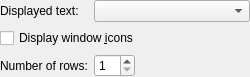
Old version of the form plasma/applets/pager/pagerConfig.ui in the repository mgottschlag/kwin-tiling.
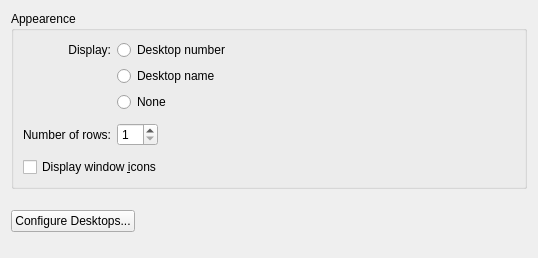
New version of the form.

Commit message: Improved pager's config dialog. I replaced the QComboBox with 3 radio buttons because it's a good rule to use radio buttons when the number of options is <= 3. Feel free to improve it if you want :)

The edit to the form file:
```diff
--- a/plasma/applets/pager/pagerConfig.ui
+++ b/plasma/applets/pager/pagerConfig.ui
@@ -5,8 +5,8 @@
    <rect>
     <x>0</x>
     <y>0</y>
-    <width>250</width>
-    <height>52</height>
+    <width>538</width>
+    <height>258</height>
    </rect>
   </property>
   <property name="windowTitle" >
@@ -15,62 +15,192 @@
   <property name="accessibleName" >
    <string>Configure Pager</string>
   </property>
-  <layout class="QGridLayout" >
-   <property name="margin" >
-    <number>0</number>
-   </property>
-   <item row="0" column="0" >
-    <widget class="QLabel" name="labelText" >
-     <property name="text" >
-      <string>Displayed text:</string>
+  <layout class="QVBoxLayout" name="verticalLayout" >
+   <item>
+    <widget class="QGroupBox" name="appearenceGroupBox" >
+     <property name="title" >
+      <string>Appearence</string>
      </property>
-    </widget>
-   </item>
-   <item row="0" column="1" colspan="2" >
-    <widget class="QComboBox" name="displayedTextComboBox" />
-   </item>
-   <item row="1" column="0" colspan="3" >
-    <widget class="QCheckBox" name="showWindowIconsCheckBox" >
-     <property name="text" >
-      <string>Display window &amp;icons</string>
+     <property name="checkable" >
+      <bool>false</bool>
      </property>
+     <layout class="QGridLayout" name="gridLayout" >
+      <item row="4" column="1" >
+       <layout class="QHBoxLayout" name="horizontalLayout_2" >
+        <item>
+         <widget class="QSpinBox" name="spinRows" >
+          <property name="toolTip" >
+           <string>Change the number of rows</string>
+          </property>
+          <property name="whatsThis" >
+           <string>Change the number of rows</string>
+          </property>
+          <property name="minimum" >
+           <number>1</number>
+          </property>
+          <property name="maximum" >
+           <number>20</number>
+          </property>
+         </widget>
+        </item>
+        <item>
+         <spacer name="horizontalSpacer" >
+          <property name="orientation" >
+           <enum>Qt::Horizontal</enum>
+          </property>
+          <property name="sizeHint" stdset="0" >
+           <size>
+            <width>17</width>
+            <height>20</height>
+           </size>
+          </property>
+         </spacer>
+        </item>
+       </layout>
+      </item>
+      <item row="0" column="1" >
+       <widget class="QRadioButton" name="desktopNumberRadioButton" >
+        <property name="text" >
+         <string>Desktop number</string>
+        </property>
+       </widget>
+      </item>
+      <item row="2" column="1" >
+       <widget class="QRadioButton" name="displayNoneRadioButton" >
+        <property name="text" >
+         <string>None</string>
+        </property>
+       </widget>
+      </item>
+      <item row="0" column="0" >
+       <widget class="QLabel" name="displayLabel" >
+        <property name="text" >
+         <string>Display:</string>
+        </property>
+        <property name="alignment" >
+         <set>Qt::AlignRight|Qt::AlignTrailing|Qt::AlignVCenter</set>
+        </property>
+       </widget>
+      </item>
+      <item row="4" column="0" >
+       <widget class="QLabel" name="labelRows" >
+        <property name="text" >
+         <string>Number of rows:</string>
+        </property>
+        <property name="alignment" >
+         <set>Qt::AlignRight|Qt::AlignTrailing|Qt::AlignVCenter</set>
+        </property>
+        <property name="buddy" >
+         <cstring>spinRows</cstring>
+        </property>
+       </widget>
+      </item>
+      <item row="1" column="1" >
+       <widget class="QRadioButton" name="desktopNameRadioButton" >
+        <property name="text" >
+         <string>Desktop name</string>
+        </property>
+       </widget>
+      </item>
+      <item row="3" column="1" >
+       <spacer name="verticalSpacer_2" >
+        <property name="orientation" >
+         <enum>Qt::Vertical</enum>
+        </property>
+        <property name="sizeType" >
+         <enum>QSizePolicy::Fixed</enum>
+        </property>
+        <property name="sizeHint" stdset="0" >
+         <size>
+          <width>393</width>
+          <height>5</height>
+         </size>
+        </property>
+       </spacer>
+      </item>
+      <item row="5" column="1" >
+       <spacer name="verticalSpacer_3" >
+        <property name="orientation" >
+         <enum>Qt::Vertical</enum>
+        </property>
+        <property name="sizeType" >
+         <enum>QSizePolicy::Fixed</enum>
+        </property>
+        <property name="sizeHint" stdset="0" >
+         <size>
+          <width>393</width>
+          <height>5</height>
+         </size>
+        </property>
+       </spacer>
+      </item>
+      <item row="6" column="0" colspan="2" >
+       <widget class="QCheckBox" name="showWindowIconsCheckBox" >
+        <property name="text" >
+         <string>Display window &amp;icons</string>
+        </property>
+       </widget>
+      </item>
+     </layout>
+     <zorder>desktopNumberRadioButton</zorder>
+     <zorder>displayNoneRadioButton</zorder>
+     <zorder>displayLabel</zorder>
+     <zorder>labelRows</zorder>
+     <zorder>desktopNameRadioButton</zorder>
+     <zorder>verticalSpacer_2</zorder>
+     <zorder>verticalSpacer_3</zorder>
+     <zorder>showWindowIconsCheckBox</zorder>
     </widget>
    </item>
-   <item row="2" column="0" >
-    <widget class="QLabel" name="labelRows" >
-     <property name="text" >
-      <string>Number of rows:</string>
+   <item>
+    <spacer name="verticalSpacer" >
+     <property name="orientation" >
+      <enum>Qt::Vertical</enum>
      </property>
-     <property name="buddy" >
-      <cstring>spinRows</cstring>
+     <property name="sizeType" >
+      <enum>QSizePolicy::Fixed</enum>
      </property>
-    </widget>
-   </item>
-   <item row="2" column="1" >
-    <widget class="QSpinBox" name="spinRows" >
-     <property name="toolTip" >
-      <string>Change the number of rows</string>
+     <property name="sizeHint" stdset="0" >
+      <size>
+       <width>20</width>
+       <height>15</height>
+      </size>
      </property>
-     <property name="whatsThis" >
-      <string>Change the number of rows</string>
-     </property>
-     <property name="minimum" >
-      <number>1</number>
-     </property>
-     <property name="maximum" >
-      <number>20</number>
-     </property>
-    </widget>
+    </spacer>
    </item>
-   <item row="2" column="2" >
-    <spacer>
+   <item>
+    <layout class="QHBoxLayout" name="horizontalLayout" >
+     <item>
+      <widget class="QPushButton" name="configureDesktopsButton" >
+       <property name="text" >
+        <string>Configure Desktops...</string>
+       </property>
+      </widget>
+     </item>
+     <item>
+      <spacer name="horizontalSpacer_2" >
+       <property name="orientation" >
+        <enum>Qt::Horizontal</enum>
+       </property>
+       <property name="sizeHint" stdset="0" >
+        <size>
+         <width>333</width>
+         <height>20</height>
+        </size>
+       </property>
+      </spacer>
+     </item>
+    </layout>
+   </item>
+   <item>
+    <spacer name="verticalSpacer_4" >
      <property name="orientation" >
-      <enum>Qt::Horizontal</enum>
+      <enum>Qt::Vertical</enum>
      </property>
-     <property name="sizeHint" >
+     <property name="sizeHint" stdset="0" >
       <size>
-       <width>40</width>
-       <height>20</height>
+       <width>20</width>
+       <height>47</height>
       </size>
      </property>
     </spacer>
```
The commit also changes 1 other file.
